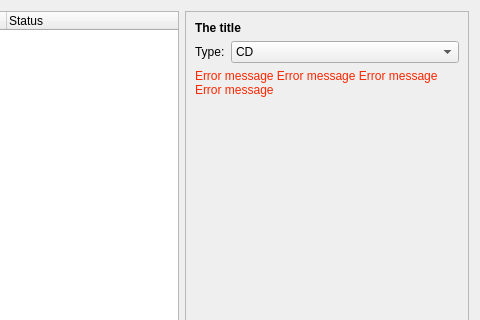
This is src/GameInstallDialog.ui in brainstream/OPL-PC-Tools as Qt 5 draws it before an edit; both pictures show x 305 to 785 and y 0 to 320 of the 785 by 515 pixel window. The edited form follows.
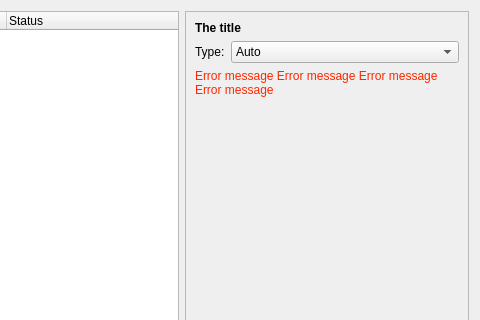
This is the edited form. Icons and pictures are not drawn.

Patch:
```diff
--- a/src/GameInstallDialog.ui
+++ b/src/GameInstallDialog.ui
@@ -91,6 +91,11 @@
                </item>
                <item row="1" column="1">
                 <widget class="QComboBox" name="mp_combo_type">
+                 <item>
+                  <property name="text">
+                   <string>Auto</string>
+                  </property>
+                 </item>
                  <item>
                   <property name="text">
                    <string notr="true">CD</string>
```
Left out of the diff: 6 changed lines with no effect on the pictures.
